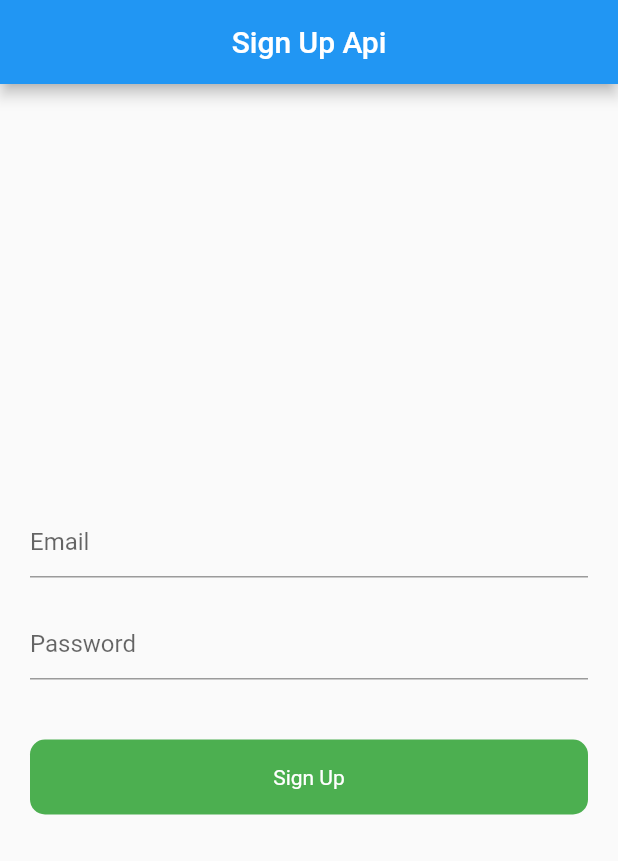
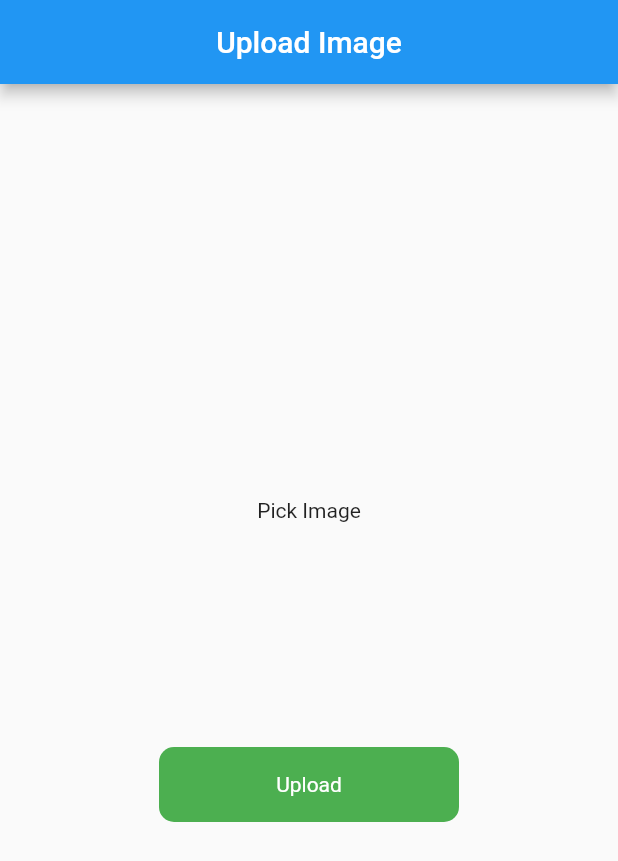
Before and after one commit to maheshpd/ApiCourse, a Flutter app: the screen it shows after launch, on a phone screen of 412 x 824 dp. Shown: the top 861 px of the screen. Run offline on Flutter 3.47's test engine with Material 2 defaults, Android fonts, the phone set to English and light mode, and no system bars; drawn by our look-alikes of modal_progress_hud_nsn; our stand-ins replace image_picker.

Commit message:
Flutter Upload File/Image To Rest API/Server Using Multiport Http Request with Null Safety

```diff
--- /dev/null
+++ b/lib/UploadImagScreenState.dart
@@ -0,0 +1,119 @@
+import 'dart:io';
+import 'package:flutter/material.dart';
+import 'package:image_picker/image_picker.dart';
+import 'package:modal_progress_hud_nsn/modal_progress_hud_nsn.dart';
+import 'package:http/http.dart' as http;
+
+class UploadImageScreen extends StatefulWidget {
+  const UploadImageScreen({Key? key}) : super(key: key);
+
+  @override
+  State<UploadImageScreen> createState() => _UploadImageScreenState();
+}
+
+class _UploadImageScreenState extends State<UploadImageScreen> {
+  File? image;
+  final _picker = ImagePicker();
+  bool showSpinner = false;
+
+  Future getImage() async {
+    final pickedFile = await _picker.pickImage(source: ImageSource.gallery, imageQuality: 80);
+    if(pickedFile != null ){
+      image = File(pickedFile.path);
+      setState(() {
+
+      });
+    } else {
+      print('no Image selected');
+    }
+  }
+
+  Future<void> uploadImage() async {
+    setState(() {
+      showSpinner = true;
+    });
+
+    var stream = new http.ByteStream(image!.openRead());
+    stream.cast();
+
+    var length = await image!.length();
+    var uri = Uri.parse('');
+    var request = new http.MultipartRequest('POST', uri);
+    request.fields['title'] = 'Static title';
+    var multiport = new http.MultipartFile(
+        'image',
+        stream,
+        length);
+
+    request.files.add(multiport);
+    var response = await request.send();
+    if(response.statusCode == 200) {
+      setState(() {
+        showSpinner = false;
+      });
+      print('image uploaded');
+    } else {
+      print('failed');
+      setState(() {
+        showSpinner = false;
+      });
+    }
+
+  }
+
+
+  @override
+  Widget build(BuildContext context) {
+    return ModalProgressHUD(
+      inAsyncCall: showSpinner,
+      child: Scaffold(
+        appBar: AppBar(
+          centerTitle: true,
+          title: const Text('Upload Image'),
+        ),
+        body: Column(
+          mainAxisAlignment: MainAxisAlignment.center,
+          crossAxisAlignment: CrossAxisAlignment.center,
+          children: [
+            GestureDetector(
+              onTap: (){
+                getImage();
+              },
+              child: Container(
+                child: image == null
+                    ? Center(
+                        child: Text('Pick Image'),
+                      )
+                    : Container(
+                        child: Center(
+                          child: Image.file(
+                            File(image!.path).absolute,
+                            height: 100,
+                            width: 100,
+                            fit: BoxFit.cover,
+                          ),
+                        ),
+                      ),
+              ),
+            ),
+            SizedBox(height: 150,),
+            GestureDetector(
+              onTap: (){
+                uploadImage();
+              },
+              child: Container(
+                height: 50,
+                width: 200,
+                decoration: BoxDecoration(
+                    color: Colors.green,
+                  borderRadius: BorderRadius.circular(10)
+                ),
+                child: const Center(child:  Text('Upload', style: TextStyle(color: Colors.white),)),
+              ),
+            )
+          ],
+        ),
+      ),
+    );
+  }
+}
--- a/lib/main.dart
+++ b/lib/main.dart
@@ -1,6 +1,7 @@
 import 'package:apicourse/ExampleFour.dart';
 import 'package:apicourse/LastExampleScreen.dart';
 import 'package:apicourse/SignUpScreen.dart';
+import 'package:apicourse/UploadImagScreenState.dart';
 import 'package:apicourse/example_three.dart';
 import 'package:apicourse/example_two.dart';
 import 'package:apicourse/home_screen.dart';
@@ -21,7 +22,7 @@ class MyApp extends StatelessWidget {
       theme: ThemeData(
         primarySwatch: Colors.blue,
       ),
-      home: SignUpScreen(),
+      home: UploadImageScreen(),
       debugShowCheckedModeBanner: false,
     );
   }
--- a/pubspec.yaml
+++ b/pubspec.yaml
@@ -36,6 +36,7 @@ dependencies:
   cupertino_icons: ^1.0.2
   http: ^0.13.4
   modal_progress_hud_nsn: ^0.1.0-nullsafety-0
+  image_picker: ^0.8.5
 
 dev_dependencies:
   flutter_test:
```
Also changed, not shown: pubspec.lock, 2 other files.
